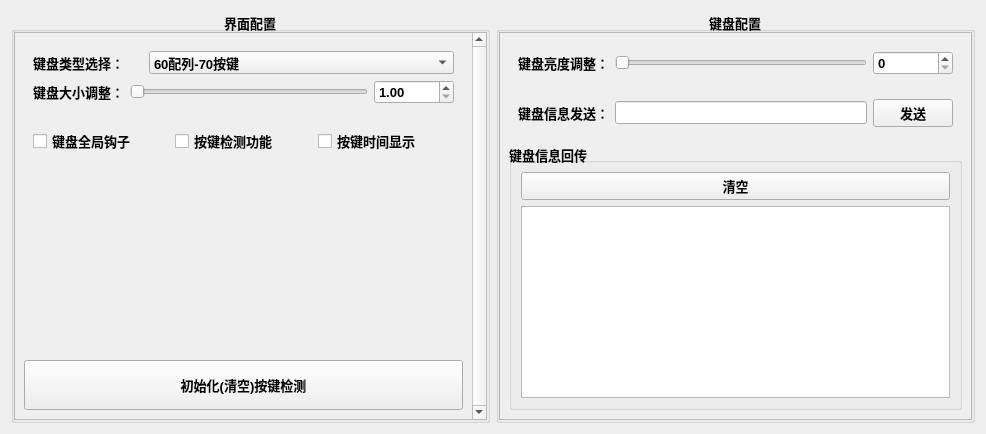
Old version of the form GY_FunctionUi/GY_KeyboardSettingUi.ui in the repository GuangYanJiaoHu/GY_KeyMatrixConverter.
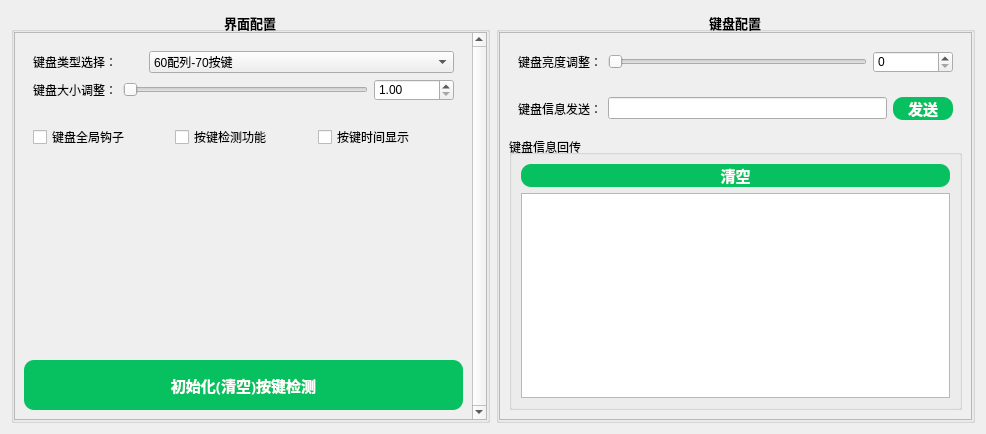
New version of the form.

Diff of the .ui file:
```diff
--- a/GY_FunctionUi/GY_KeyboardSettingUi.ui
+++ b/GY_FunctionUi/GY_KeyboardSettingUi.ui
@@ -13,6 +13,27 @@
   <property name="windowTitle">
    <string>Form</string>
   </property>
+  <property name="styleSheet">
+   <string notr="true">
+
+QPushButton{
+	color: rgb(255, 255, 255);
+	background-color: rgb(7, 193, 96);
+	border-radius:10px;  /*圆角*/
+}
+
+QPushButton:hover{
+	color: rgb(200, 200, 174);
+	background-color: rgb(27, 213, 116);
+	border-radius:10px;  /*圆角*/
+} 
+
+QPushButton:pressed{
+	color: rgb(0, 0, 0);
+	background-color: rgb(7, 193, 96);
+	border-radius:10px;  /*圆角*/
+} </string>
+  </property>
   <layout class="QGridLayout" name="gridLayout">
    <item row="0" column="1">
     <widget class="QGroupBox" name="groupBox_3">
@@ -83,6 +104,13 @@
              </item>
              <item row="0" column="0">
               <widget class="QPushButton" name="pushButton_2">
+               <property name="font">
+                <font>
+                 <family>微软雅黑</family>
+                 <pointsize>11</pointsize>
+                 <bold>true</bold>
+                </font>
+               </property>
                <property name="text">
                 <string>清空</string>
                </property>
@@ -106,6 +134,19 @@
              </item>
              <item row="0" column="2">
               <widget class="QPushButton" name="pushButton">
+               <property name="minimumSize">
+                <size>
+                 <width>60</width>
+                 <height>0</height>
+                </size>
+               </property>
+               <property name="font">
+                <font>
+                 <family>微软雅黑</family>
+                 <pointsize>11</pointsize>
+                 <bold>true</bold>
+                </font>
+               </property>
                <property name="text">
                 <string>发送</string>
                </property>
@@ -222,6 +263,13 @@
               <height>50</height>
              </size>
             </property>
+            <property name="font">
+             <font>
+              <family>微软雅黑</family>
+              <pointsize>11</pointsize>
+              <bold>true</bold>
+             </font>
+            </property>
             <property name="text">
              <string>初始化(清空)按键检测</string>
             </property>
```
